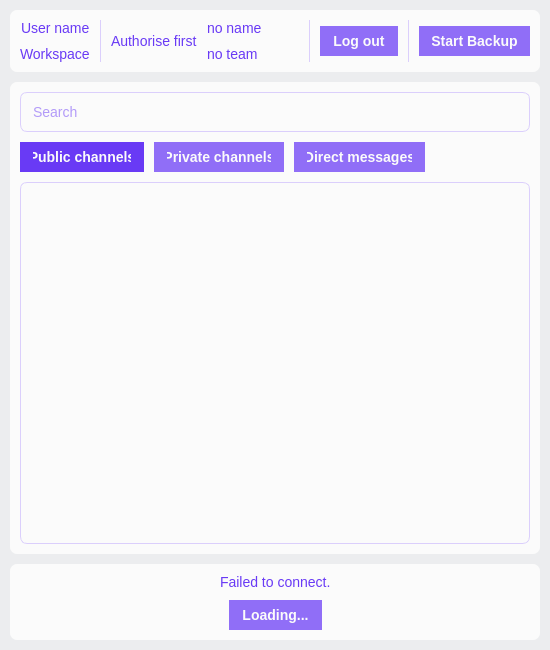
Above: app/resources/ui_files/main_window.ui from mihaaairu/yummy_slack before the change. Below: the same form after it.
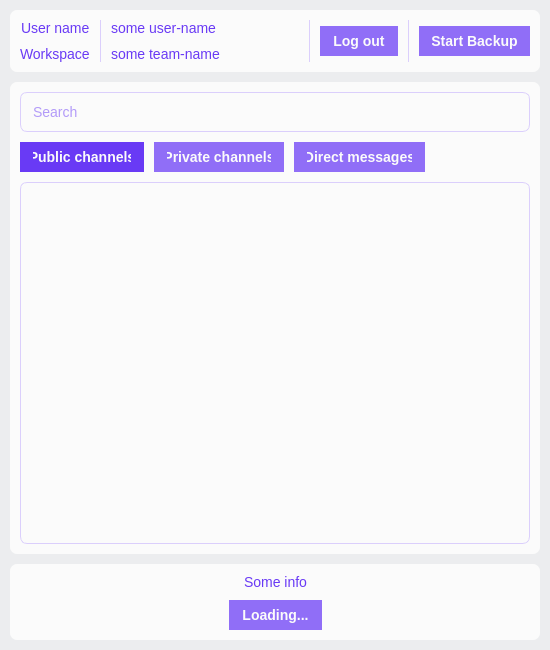
That is the form after the change. Icons and pictures are not drawn.

```diff
--- a/app/resources/ui_files/main_window.ui
+++ b/app/resources/ui_files/main_window.ui
@@ -411,20 +411,6 @@
                </property>
               </widget>
              </item>
-             <item>
-              <widget class="QLabel" name="auth_none_label">
-               <property name="font">
-                <font>
-                 <family>Segoe UI</family>
-                 <pointsize>-1</pointsize>
-                 <fontweight>DemiBold</fontweight>
-                </font>
-               </property>
-               <property name="text">
-                <string>Authorise first</string>
-               </property>
-              </widget>
-             </item>
              <item>
               <widget class="QFrame" name="user_labels_frame">
                <property name="frameShape">
@@ -459,7 +445,7 @@
                    </font>
                   </property>
                   <property name="text">
-                   <string>no name</string>
+                   <string>some user-name</string>
                   </property>
                  </widget>
                 </item>
@@ -473,7 +459,7 @@
                    </font>
                   </property>
                   <property name="text">
-                   <string>no team</string>
+                   <string>some team-name</string>
                   </property>
                  </widget>
                 </item>
@@ -1180,7 +1166,7 @@
           <item alignment="Qt::AlignHCenter">
            <widget class="QLabel" name="info_label">
             <property name="text">
-             <string>Failed to connect.</string>
+             <string>Some info</string>
             </property>
            </widget>
           </item>
```
